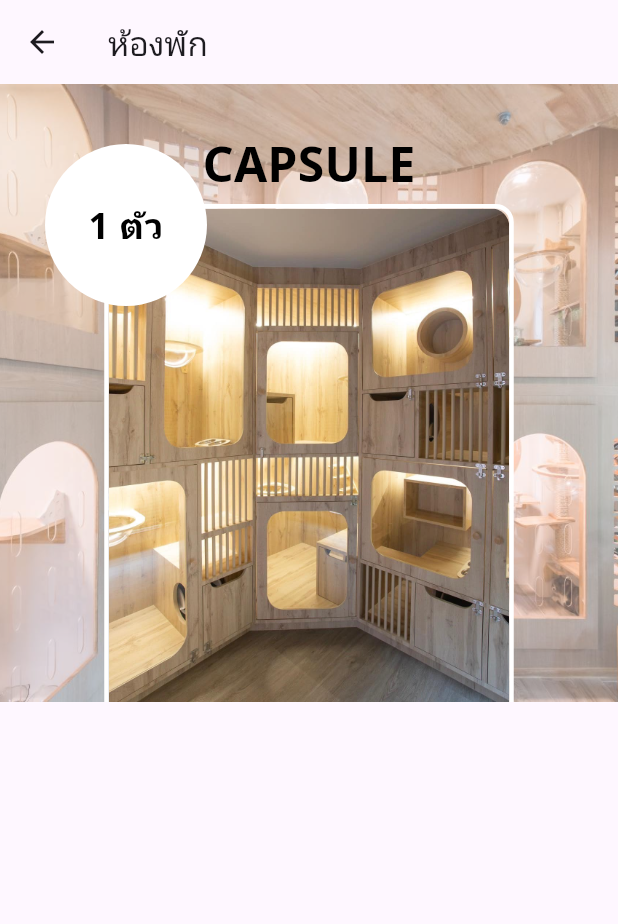
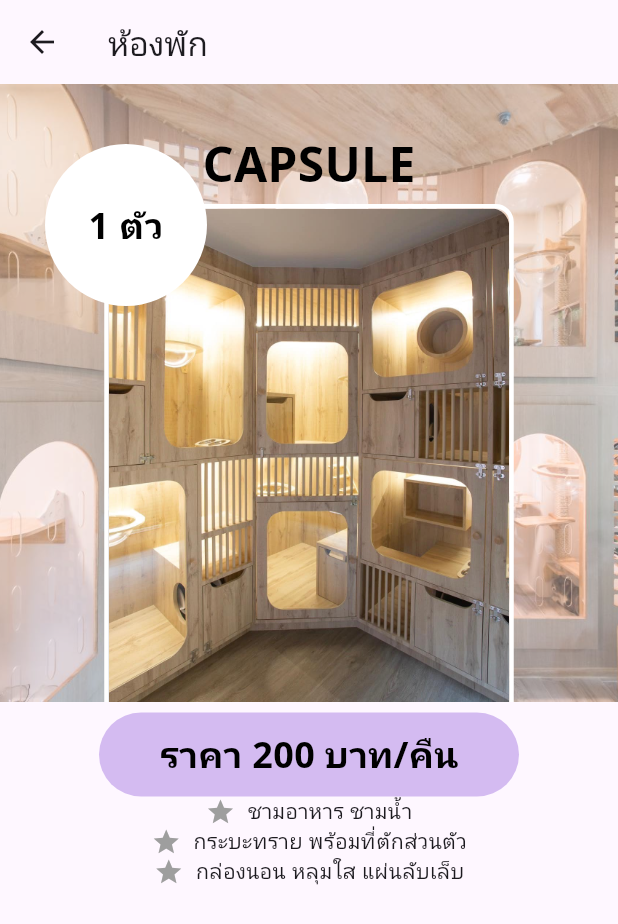
Before and after one commit to megnesiumm/pethotel_applications, a Flutter app: the RoomPage screen opened by its route, on a phone screen of 412 x 824 dp. Shown: the top 924 px of the screen. Run offline on Flutter 3.47's test engine with Material 3 defaults, Android fonts, the phone set to English and light mode, and no system bars; our stand-ins replace firebase_auth, flutter_svg, google_sign_in; missing offline and left inert: flutter_facebook_auth; accounts and stored records are empty.

Commit message:
feat: Add star icon and room details to RoomPage; enhance layout with pricing and features

```diff
--- a/lib/main.dart
+++ b/lib/main.dart
@@ -4,7 +4,7 @@ import 'package:petshop_applications/modules/gallery_review_page/pages/gallery_p
 import 'package:petshop_applications/modules/login/pages/login_page.dart';
 import 'package:petshop_applications/modules/room_page/pages/room_page.dart';
 import 'package:petshop_applications/modules/services_page/pages/services_page.dart';
-import 'package:petshop_applications/modules/tabmenupage/pages/tabemenu_page.dart'; // เพิ่ม path ที่ถูกต้อง
+import 'package:petshop_applications/modules/tabmenupage/pages/tabemenu_page.dart';
 
 void main() {
   runApp(const MyApp());
--- a/lib/modules/room_page/pages/room_page.dart
+++ b/lib/modules/room_page/pages/room_page.dart
@@ -8,7 +8,58 @@ class RoomPage extends StatelessWidget {
     return Scaffold(
       appBar: AppBar(title: const Text('ห้องพัก')),
       body: SingleChildScrollView(
-        child: Column(children: [_buildHeader(context)]),
+        child: Column(
+          children: [
+            _buildHeader(context),
+            SizedBox(height: 7),
+            Positioned(
+              top: 400,
+              right: 30,
+              child: Container(
+                width: 280,
+                height: 56,
+                decoration: BoxDecoration(
+                  borderRadius: BorderRadius.circular(90),
+                  color: Color.fromRGBO(171, 128, 227, 0.5).withOpacity(0.5),
+                ),
+                child: Center(
+                  child: Text(
+                    'ราคา 200 บาท/คืน',
+                    style: TextStyle(
+                      fontSize: 24,
+                      fontWeight: FontWeight.bold,
+                      color: Colors.black,
+                    ),
+                  ),
+                ),
+              ),
+            ),
+            Row(
+              mainAxisSize: MainAxisSize.min,
+              children: [
+                Icon(Icons.star, size: 20, color: Colors.grey),
+                SizedBox(width: 8),
+                Text("ชามอาหาร ชามน้ำ"),
+              ],
+            ),
+            Row(
+              mainAxisSize: MainAxisSize.min,
+              children: [
+                Icon(Icons.star, size: 20, color: Colors.grey),
+                SizedBox(width: 8),
+                Text("กระบะทราย พร้อมที่ตักส่วนตัว"),
+              ],
+            ),
+            Row(
+              mainAxisSize: MainAxisSize.min,
+              children: [
+                Icon(Icons.star, size: 20, color: Colors.grey),
+                SizedBox(width: 8),
+                Text("กล่องนอน หลุมใส แผ่นลับเล็บ"),
+              ],
+            ),
+          ],
+        ),
       ),
     );
   }
@@ -62,15 +113,11 @@ Widget _buildHeader(BuildContext context) {
             ),
             child: ClipRRect(
               borderRadius: BorderRadius.circular(12),
-              child: Image.asset(
-                'assets/images/cat4.png',
-                fit: BoxFit.cover,
-              ),
+              child: Image.asset('assets/images/cat4.png', fit: BoxFit.cover),
             ),
           ),
         ),
 
-        // กล่องข้อความ "1 ตัว"
         Positioned(
           top: 40,
           left: 30,
```
Also changed, not shown: assets/icons/star.svg (added).
